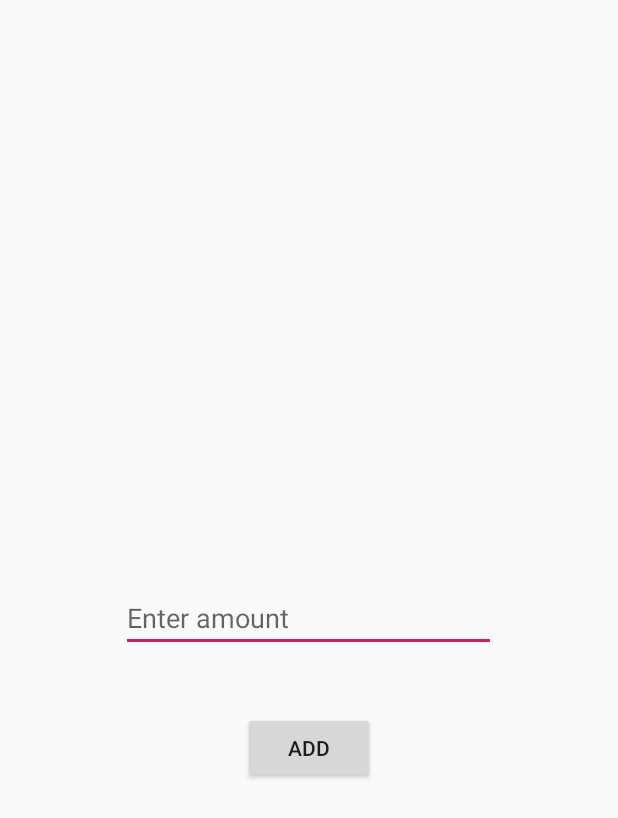
After one commit to achuth10/AGSH, an Android app: the layout activity_add_wallet_balance.xml on its own in the app's theme, with its tools: preview values and no code run, on a phone screen of 412 x 824 dp. The commit adds this screen. Shown: the top 818 px of the screen. Run offline under Robolectric (Android 15) with nearby library versions, the phone set to English and light mode, and no system bars.

Commit message:
Inter wallet payment

```diff
--- a/app/src/main/java/com/example/agsh/Login.java
+++ b/app/src/main/java/com/example/agsh/Login.java
@@ -66,8 +66,6 @@ private FirebaseAuth mAuth;
     });
 
     final BiometricPrompt.PromptInfo promptInfo = new BiometricPrompt.PromptInfo.Builder()
-
-
             .setTitle("Scan to verify your identity")
             .setNegativeButtonText("Cancel")
             .build();
--- /dev/null
+++ b/app/src/main/res/layout/activity_add_wallet_balance.xml
@@ -0,0 +1,31 @@
+<?xml version="1.0" encoding="utf-8"?>
+<RelativeLayout xmlns:android="http://schemas.android.com/apk/res/android"
+    xmlns:app="http://schemas.android.com/apk/res-auto"
+    xmlns:tools="http://schemas.android.com/tools"
+    android:layout_width="match_parent"
+    android:layout_height="match_parent"
+    tools:context=".AddWalletBalance">
+
+    <TextView
+        android:layout_width="wrap_content"
+        android:layout_height="wrap_content"
+        android:layout_centerHorizontal="true"
+        android:layout_margin="30dp"
+        android:id="@+id/BalanceTxtWallet"/>
+    <EditText
+        android:layout_width="250dp"
+        android:layout_height="wrap_content"
+        android:id="@+id/AddAmtWallet"
+        android:layout_centerHorizontal="true"
+        android:hint="Enter amount"
+        android:layout_margin="20dp"
+       android:layout_centerVertical="true"/>
+    <Button
+        android:layout_width="wrap_content"
+        android:layout_height="wrap_content"
+        android:layout_centerHorizontal="true"
+        android:layout_below="@id/AddAmtWallet"
+        android:layout_margin="20dp"
+        android:id="@+id/AddWalletmoneybtn"
+        android:text="Add"/>
+</RelativeLayout>
```
Also changed, not shown: app/src/main/AndroidManifest.xml (+7 -3 lines), app/src/main/java/com/example/agsh/AddWalletBalance.java (added, +91 -0 lines), app/src/main/java/com/example/agsh/Balances.java (+27 -5 lines), app/src/main/res/layout/activity_balances.xml (+138 -14 lines), app/src/main/res/drawable/account.png (added), app/src/main/res/drawable/paytm.png (added).
